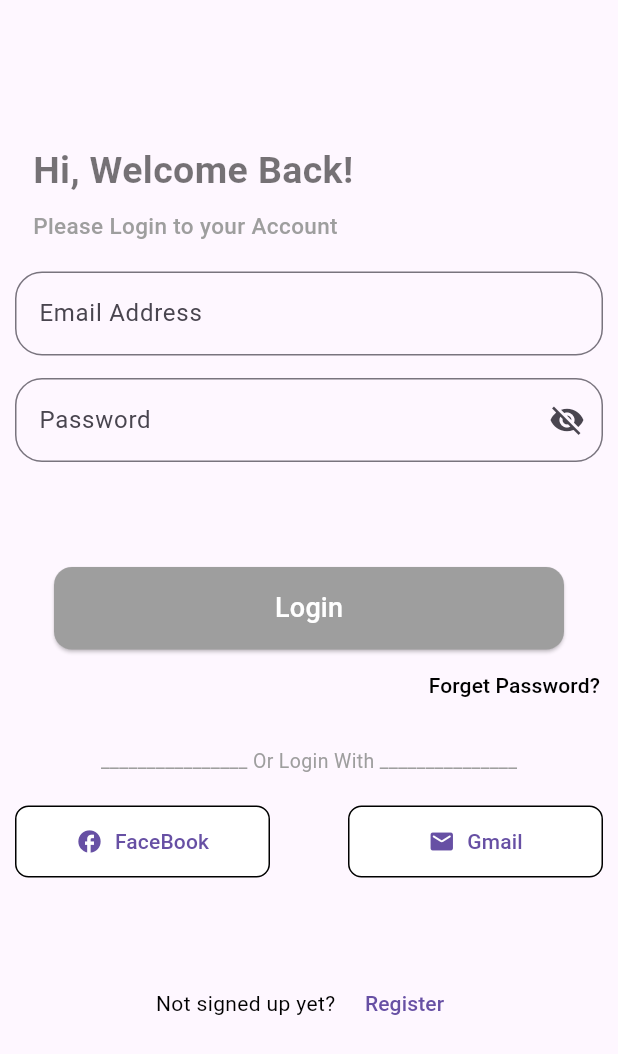
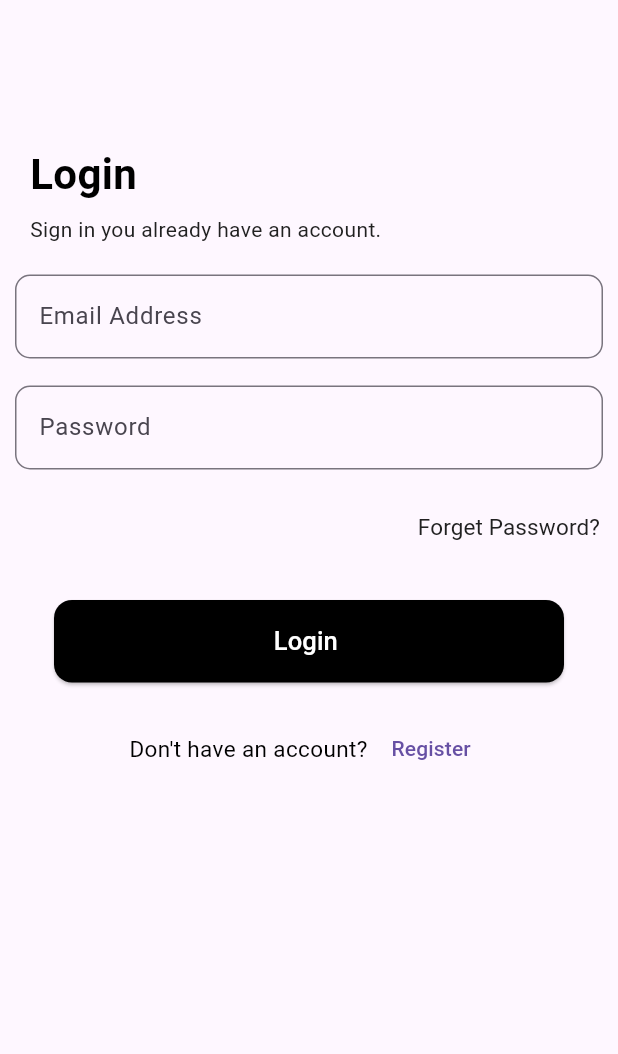
Before and after one commit to Ammar2000-Matarieh/Screen_Auth, a Flutter app: the screen it shows after launch, on a phone screen of 412 x 824 dp. Shown: the top 1054 px of the screen. Run offline on Flutter 3.47's test engine with Material 3 defaults, Android fonts, the phone set to English and light mode, and no system bars.

Commit message:
first commit

```diff
--- a/lib/app.dart
+++ b/lib/app.dart
@@ -1,4 +1,4 @@
-import 'package:app_auth_2024/screens/login_screen.dart';
+import 'package:app_auth_2024/screens/login_main.dart';
 import 'package:flutter/material.dart';
 
 class AppRun extends StatelessWidget {
@@ -9,6 +9,6 @@ class AppRun extends StatelessWidget {
     return const MaterialApp(
         debugShowCheckedModeBanner: false,
         title: 'Screen Auth App',
-        home: LoginScreen());
+        home: LoginScreenMain());
   }
 }
--- /dev/null
+++ b/lib/screens/login_main.dart
@@ -0,0 +1,11 @@
+import 'package:app_auth_2024/widgets/login_main_widget.dart';
+import 'package:flutter/material.dart';
+
+class LoginScreenMain extends StatelessWidget {
+  const LoginScreenMain({super.key});
+
+  @override
+  Widget build(BuildContext context) {
+    return const LoginWidgetMain();
+  }
+}
--- /dev/null
+++ b/lib/widgets/login_main_widget.dart
@@ -0,0 +1,107 @@
+import 'package:flutter/material.dart';
+
+class LoginWidgetMain extends StatefulWidget {
+  const LoginWidgetMain({super.key});
+
+  @override
+  State<LoginWidgetMain> createState() => _LoginWidgetMainState();
+}
+
+class _LoginWidgetMainState extends State<LoginWidgetMain> {
+  final email = TextEditingController();
+  final password = TextEditingController();
+  final keyLogin = GlobalKey<FormState>();
+  @override
+  Widget build(BuildContext context) {
+    return SafeArea(
+        child: Scaffold(
+      appBar: AppBar(automaticallyImplyLeading: false),
+      body: SingleChildScrollView(
+        child: Form(
+          key: keyLogin,
+          child: Column(
+            children: [
+              const SizedBox(height: 40),
+              const Row(children: [
+                Padding(
+                    padding: EdgeInsets.only(left: 20),
+                    child: Text("Login",
+                        style: TextStyle(
+                            fontSize: 28,
+                            fontWeight: FontWeight.bold,
+                            color: Colors.black)))
+              ]),
+              const SizedBox(height: 7),
+              Row(children: [
+                Padding(
+                    padding: const EdgeInsets.only(left: 20),
+                    child: Text("Sign in you already have an account. ",
+                        style: TextStyle(
+                            fontSize: 14,
+                            fontWeight: FontWeight.w400,
+                            color: Colors.grey.shade900)))
+              ]),
+              const SizedBox(height: 20),
+              Padding(
+                  padding: const EdgeInsets.only(left: 10, right: 10),
+                  child: TextFormField(
+                      controller: email,
+                      decoration: InputDecoration(
+                          border: OutlineInputBorder(
+                              borderRadius: BorderRadius.circular(10)),
+                          labelText: "Email Address"))),
+              const SizedBox(height: 18),
+              Padding(
+                padding: const EdgeInsets.only(left: 10, right: 10),
+                child: TextFormField(
+                  controller: password,
+                  decoration: InputDecoration(
+                    border: OutlineInputBorder(
+                        borderRadius: BorderRadius.circular(10)),
+                    labelText: "Password",
+                  ),
+                ),
+              ),
+              const SizedBox(height: 14),
+              Row(
+                  crossAxisAlignment: CrossAxisAlignment.end,
+                  mainAxisAlignment: MainAxisAlignment.end,
+                  children: [
+                    TextButton(
+                        onPressed: () {},
+                        child: Text(
+                          "Forget Password?",
+                          style: TextStyle(
+                              fontSize: 15,
+                              fontWeight: FontWeight.w400,
+                              color: Colors.grey.shade900),
+                        ))
+                  ]),
+              const SizedBox(height: 25),
+              ElevatedButton(
+                  style: ElevatedButton.styleFrom(
+                      minimumSize: const Size(340, 55),
+                      backgroundColor: Colors.black,
+                      shape: RoundedRectangleBorder(
+                          borderRadius: BorderRadius.circular(12))),
+                  onPressed: () {},
+                  child: const Text("Login ",
+                      style: TextStyle(color: Colors.white, fontSize: 17))),
+              const SizedBox(height: 20),
+              Row(
+                  mainAxisAlignment: MainAxisAlignment.center,
+                  crossAxisAlignment: CrossAxisAlignment.center,
+                  children: [
+                    const Text(
+                      "Don't have an account? ",
+                      style: TextStyle(fontSize: 15, color: Colors.black),
+                    ),
+                    TextButton(onPressed: () {}, child: const Text("Register"))
+                  ]),
+            ],
+          ),
+        ),
+      ),
+    ));
+  }
+}
--- a/lib/widgets/login_widget.dart
+++ b/lib/widgets/login_widget.dart
@@ -120,10 +120,10 @@ class _LoginWidgetState extends State<LoginWidget> {
                       children: [
                         ElevatedButton(
                             style: ElevatedButton.styleFrom(
-                                side: BorderSide(color: Colors.black),
+                                side: const BorderSide(color: Colors.black),
                                 elevation: 0,
                                 backgroundColor: Colors.white,
-                                minimumSize: Size(170, 48),
+                                minimumSize: const Size(170, 48),
                                 shape: RoundedRectangleBorder(
                                     borderRadius: BorderRadius.circular(9))),
                             onPressed: () {},
@@ -138,7 +138,7 @@ class _LoginWidgetState extends State<LoginWidget> {
                                 side: const BorderSide(color: Colors.black),
                                 elevation: 0,
                                 backgroundColor: Colors.white,
-                                minimumSize: Size(170, 48),
+                                minimumSize: const Size(170, 48),
                                 shape: RoundedRectangleBorder(
                                     borderRadius: BorderRadius.circular(9))),
                             onPressed: () {},
@@ -148,7 +148,7 @@ class _LoginWidgetState extends State<LoginWidget> {
                               Text("Gmail")
                             ]))
                       ])),
-                            SizedBox(height: 60),
+                            const SizedBox(height: 60),
                             Row(
                   crossAxisAlignment: CrossAxisAlignment.center,
                   mainAxisAlignment: MainAxisAlignment.center,
@@ -156,7 +156,7 @@ class _LoginWidgetState extends State<LoginWidget> {
                     const Text("Not signed up yet? ",
                         style: TextStyle(fontSize: 14, color: Colors.black)),
                     const SizedBox(width: 4),
-                    TextButton(onPressed: () {}, child: Text("Register"))
+                    TextButton(onPressed: () {}, child: const Text("Register"))
                   ])
                           ]),
               ))));
```
Also changed, not shown: lib/screens/register_main.dart (added), lib/widgets/register_main_widget.dart (added).
